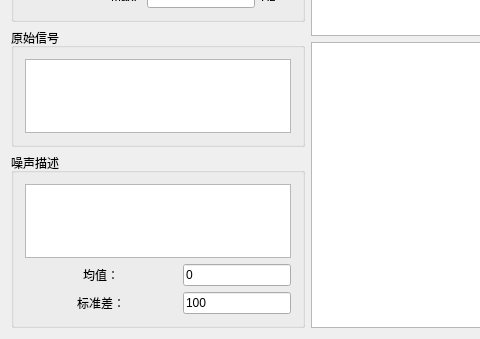
The window that SignalIOSystem/MainInterface.ui (RyougiSama/SignalIOSystem) describes before a commit, drawn with Qt 5; both pictures show x 0 to 480 and y 261 to 600 of the 910 by 600 pixel window.
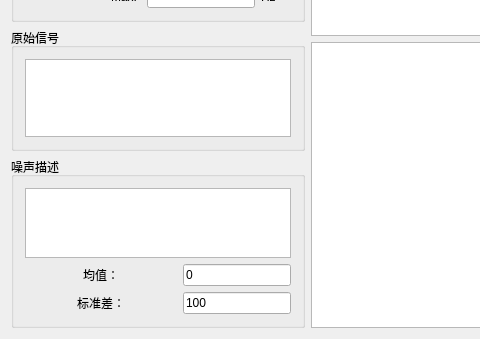
The same window after the commit. Custom widgets are drawn as their Qt base class.

Patch:
```diff
--- a/SignalIOSystem/MainInterface.ui
+++ b/SignalIOSystem/MainInterface.ui
@@ -21,7 +21,7 @@
   </property>
   <layout class="QGridLayout" name="gridLayout_4" columnstretch="1,2">
    <item row="0" column="0">
-    <layout class="QVBoxLayout" name="verticalLayout_2">
+    <layout class="QVBoxLayout" name="verticalLayout_2" stretch="1,2,2,1">
      <property name="rightMargin">
       <number>0</number>
      </property>
```
